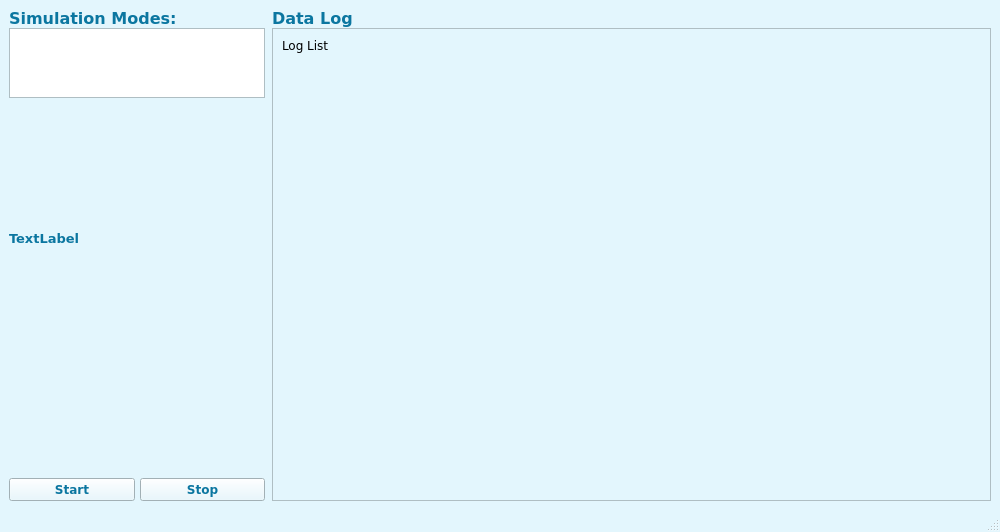
Qt form gui/resources/mainwindow.ui (ashrec04/nmea_sim) before a commit.
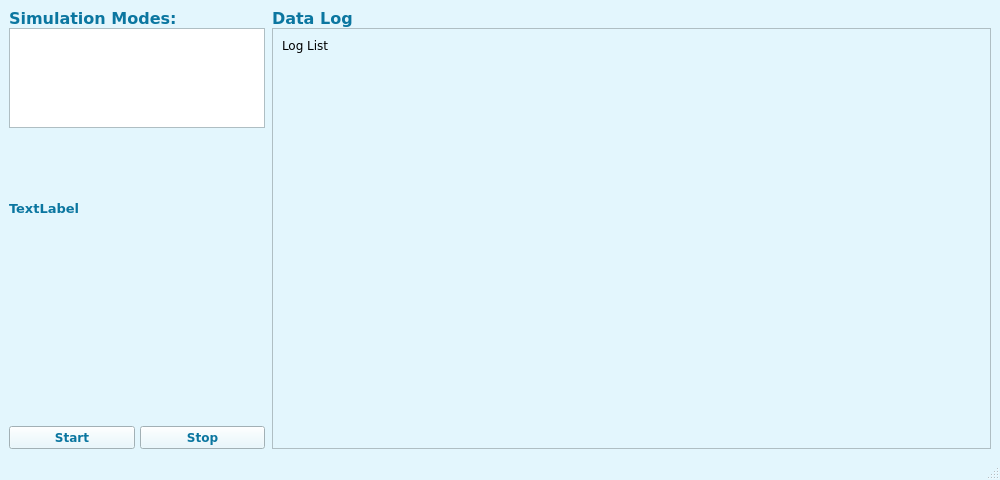
The same form after that commit.

Commit message: ui updated to show all condition options

Diff of the .ui file:
```diff
--- a/gui/resources/mainwindow.ui
+++ b/gui/resources/mainwindow.ui
@@ -7,9 +7,27 @@
     <x>0</x>
     <y>0</y>
     <width>1000</width>
-    <height>490</height>
+    <height>480</height>
    </rect>
   </property>
+  <property name="sizePolicy">
+   <sizepolicy hsizetype="Fixed" vsizetype="Minimum">
+    <horstretch>0</horstretch>
+    <verstretch>0</verstretch>
+   </sizepolicy>
+  </property>
+  <property name="minimumSize">
+   <size>
+    <width>1000</width>
+    <height>480</height>
+   </size>
+  </property>
+  <property name="maximumSize">
+   <size>
+    <width>1000</width>
+    <height>480</height>
+   </size>
+  </property>
   <property name="palette">
    <palette>
     <active>
@@ -534,7 +552,7 @@
              <x>0</x>
              <y>0</y>
              <width>707</width>
-             <height>381</height>
+             <height>475</height>
             </rect>
            </property>
            <property name="sizePolicy">
@@ -641,6 +659,24 @@
         </item>
         <item>
          <widget class="QListWidget" name="modeListWidget">
+          <property name="sizePolicy">
+           <sizepolicy hsizetype="Fixed" vsizetype="Expanding">
+            <horstretch>0</horstretch>
+            <verstretch>0</verstretch>
+           </sizepolicy>
+          </property>
+          <property name="minimumSize">
+           <size>
+            <width>0</width>
+            <height>100</height>
+           </size>
+          </property>
+          <property name="maximumSize">
+           <size>
+            <width>16777215</width>
+            <height>100</height>
+           </size>
+          </property>
           <property name="font">
            <font>
             <family>Verdana</family>
@@ -657,7 +693,7 @@
           <property name="sizeHint" stdset="0">
            <size>
             <width>40</width>
-            <height>100</height>
+            <height>40</height>
            </size>
           </property>
          </spacer>
```
